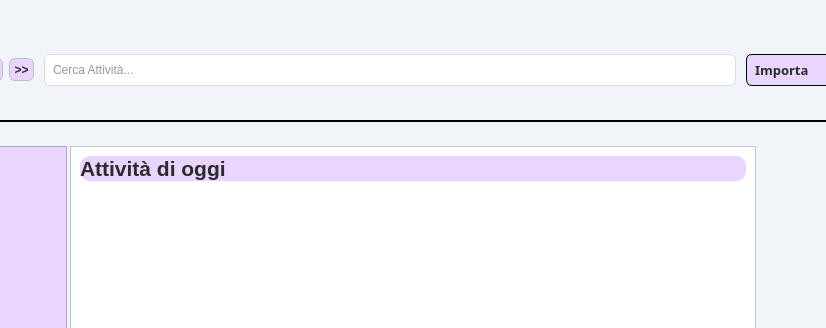
antotuf06/Progetto-PaO2026, file src/model/mainwindow.ui: the form before one commit; both pictures show x 195 to 1021 and y 0 to 328 of the 1206 by 810 pixel window.
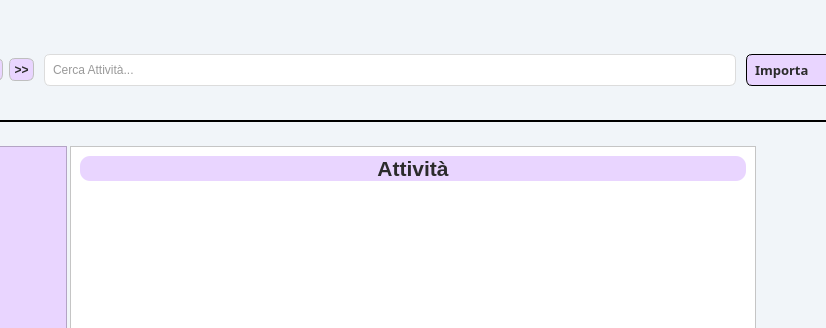
The form after the commit. The open tabs and pages were chosen to show the change. Icons and pictures are not drawn.

```diff
--- a/src/model/mainwindow.ui
+++ b/src/model/mainwindow.ui
@@ -927,6 +927,12 @@
          <layout class="QVBoxLayout" name="verticalLayout_2">
           <item>
            <widget class="QLabel" name="Title">
+            <property name="sizePolicy">
+             <sizepolicy hsizetype="Preferred" vsizetype="Preferred">
+              <horstretch>0</horstretch>
+              <verstretch>0</verstretch>
+             </sizepolicy>
+            </property>
             <property name="font">
              <font>
               <pointsize>16</pointsize>
@@ -940,7 +946,10 @@
 </string>
             </property>
             <property name="text">
-             <string>Attività di oggi</string>
+             <string>Attività</string>
+            </property>
+            <property name="alignment">
+             <set>Qt::AlignmentFlag::AlignCenter</set>
             </property>
             <property name="margin">
              <number>5</number>
```
Left out of the diff: 46 changed lines with no effect on the pictures. Lines whose indentation alone changed are shown as unchanged.
